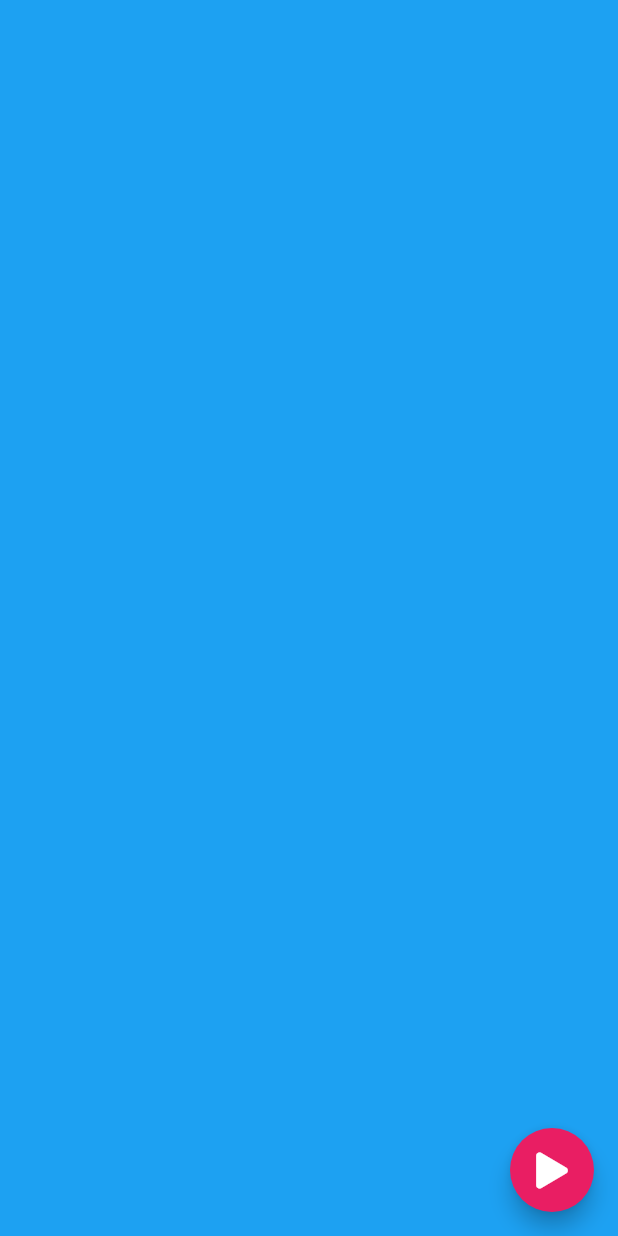
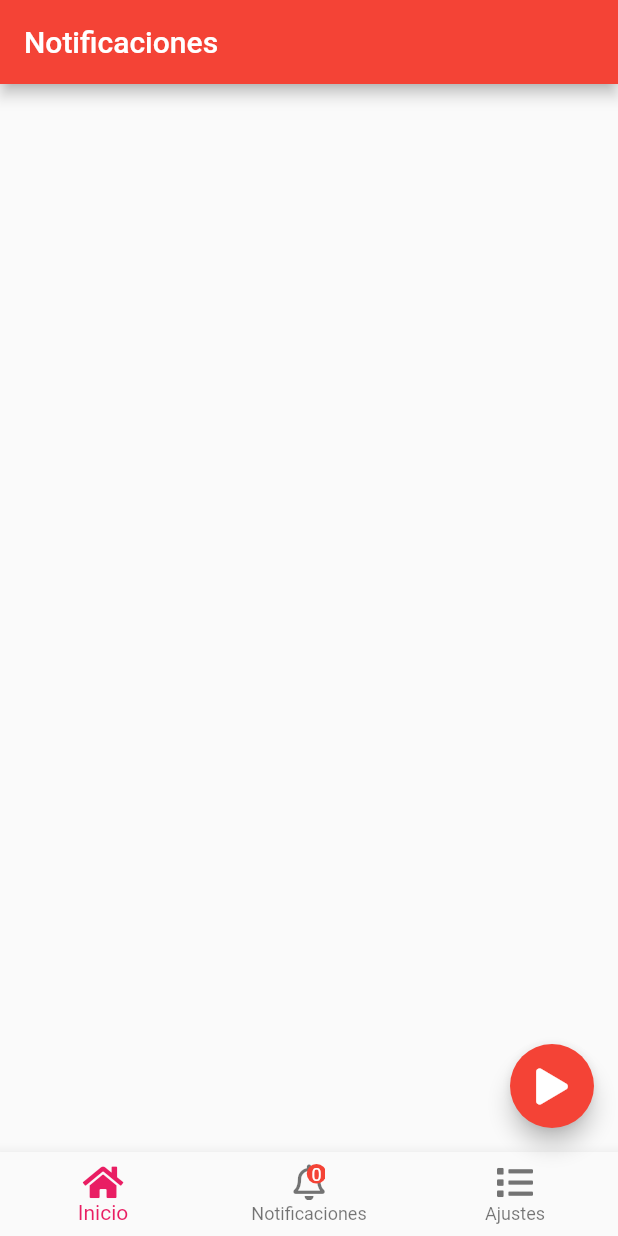
Before and after one commit to GianpaulCustodio/Flutter_Twitter, a Flutter app: the screen it shows after launch, on a phone screen of 412 x 824 dp. Run offline on Flutter 3.47's test engine with Material 2 defaults, Android fonts, the phone set to English and light mode, and no system bars; our stand-ins replace animate_do, font_awesome_flutter.

Commit message:
cambios2... Me quedé en el video 8/10

```diff
--- a/lib/main.dart
+++ b/lib/main.dart
@@ -1,3 +1,4 @@
+import 'package:app1/src/pages/navegation_page.dart';
 import 'package:app1/src/pages/pagina1_page.dart';
 import 'package:app1/src/twitter.dart';
 import 'package:flutter/material.dart';
@@ -8,6 +9,8 @@ class MyApp extends StatelessWidget {
   @override
   Widget build(BuildContext context) {
     return MaterialApp(
-        title: 'App1', debugShowCheckedModeBanner: false, home: TwitterPage());
+        title: 'App1',
+        debugShowCheckedModeBanner: false,
+        home: NavegacionPage());
   }
 }
--- /dev/null
+++ b/lib/src/pages/navegation_page.dart
@@ -0,0 +1,94 @@
+import 'package:app1/src/twitter.dart';
+import 'package:flutter/cupertino.dart';
+import 'package:flutter/material.dart';
+import 'package:font_awesome_flutter/font_awesome_flutter.dart';
+import 'package:provider/provider.dart';
+
+class NavegacionPage extends StatelessWidget {
+  @override
+  Widget build(BuildContext context) {
+    return ChangeNotifierProvider(
+      create: (_) =>
+          new _NotificationModel(), //va de la mano con ChangeNotifierProvider
+      child: Scaffold(
+        appBar: AppBar(
+          title: Text('Notificaciones'),
+          backgroundColor: Colors.red,
+        ),
+        floatingActionButton: BotonFlotante(),
+        bottomNavigationBar: BotonNavigation(),
+      ),
+    );
+  }
+}
+
+class BotonNavigation extends StatelessWidget {
+  @override
+  Widget build(BuildContext context) {
+    final int numero = Provider.of<_NotificationModel>(context)._numero;
+
+    return BottomNavigationBar(
+      currentIndex: 0,
+      selectedItemColor: Colors.pink,
+      items: [
+        BottomNavigationBarItem(
+            title: Text('Inicio'), icon: FaIcon(FontAwesomeIcons.home)),
+        BottomNavigationBarItem(
+            title: Text('Notificaciones'),
+            icon: Stack(
+              //Stack -> Poner uno encima de otro
+              children: <Widget>[
+                FaIcon(FontAwesomeIcons.bell),
+                Positioned(
+                    // child:
+                    //     Icon(Icons.brightness_1, size: 8, color: Colors.pink),
+                    top: 0.0,
+                    right: -1.0,
+                    child: Container(
+                      child: Text(
+                        '$numero',
+                        style: TextStyle(color: Colors.white, fontSize: 12),
+                      ),
+                      alignment: Alignment.center,
+                      width: 13,
+                      height: 13,
+                      decoration: BoxDecoration(
+                        color: Colors.red,
+                        shape: BoxShape.circle,
+                      ),
+                    )),
+              ],
+            )),
+        BottomNavigationBarItem(
+            title: Text('Ajustes'), icon: FaIcon(FontAwesomeIcons.list))
+      ],
+    );
+  }
+}
+
+class BotonFlotante extends StatelessWidget {
+  @override
+  Widget build(BuildContext context) {
+    return FloatingActionButton(
+      child: FaIcon(FontAwesomeIcons.play),
+      backgroundColor: Colors.red,
+      onPressed: () {
+        int numero =
+            Provider.of<_NotificationModel>(context, listen: false).numero;
+        numero++;
+
+        Provider.of<_NotificationModel>(context, listen: false).numero = numero;
+      },
+    );
+  }
+}
+
+class _NotificationModel extends ChangeNotifier {
+  int _numero = 0;
+  int get numero => _numero;
+
+  set numero(int valor) {
+    this._numero = valor;
+    notifyListeners();
+  }
+}
--- a/pubspec.yaml
+++ b/pubspec.yaml
@@ -30,7 +30,7 @@ dependencies:
   cupertino_icons: ^0.1.3
   animate_do: ^1.7.2
   font_awesome_flutter: ^8.8.1
-
+  provider: ^4.3.1
 
 dev_dependencies:
   flutter_test:
```
Also changed, not shown: lib/src/pages/pagina1_page.dart (+10 -2 lines), lib/src/twitter.dart (+14 -3 lines), pubspec.lock.
